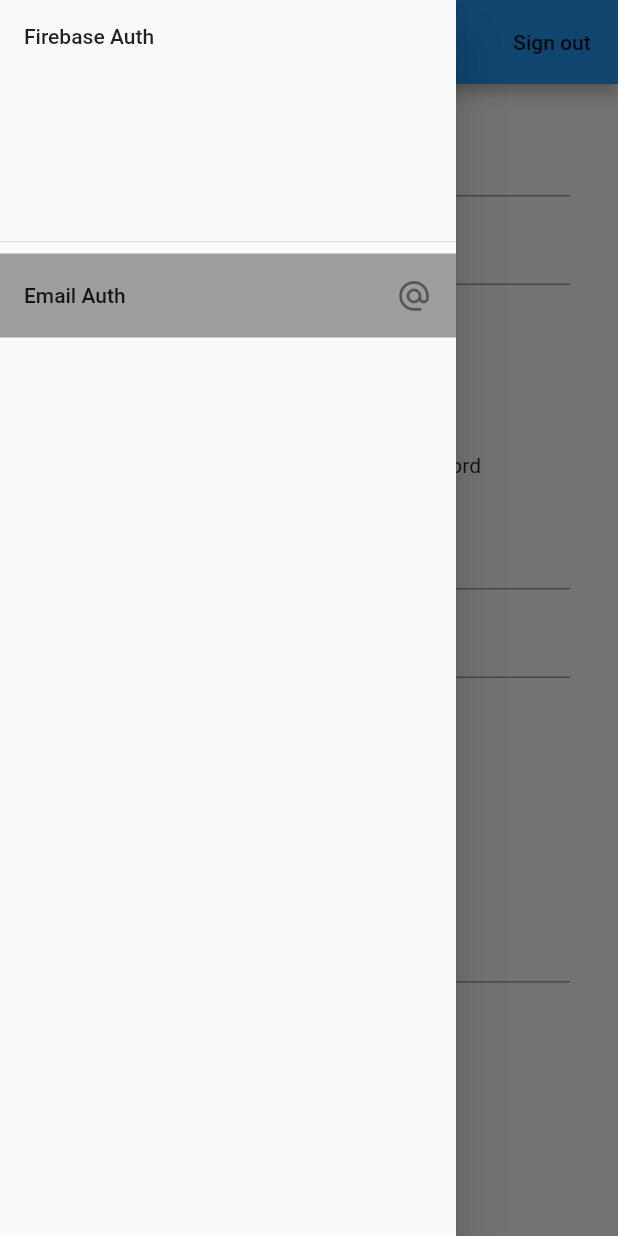
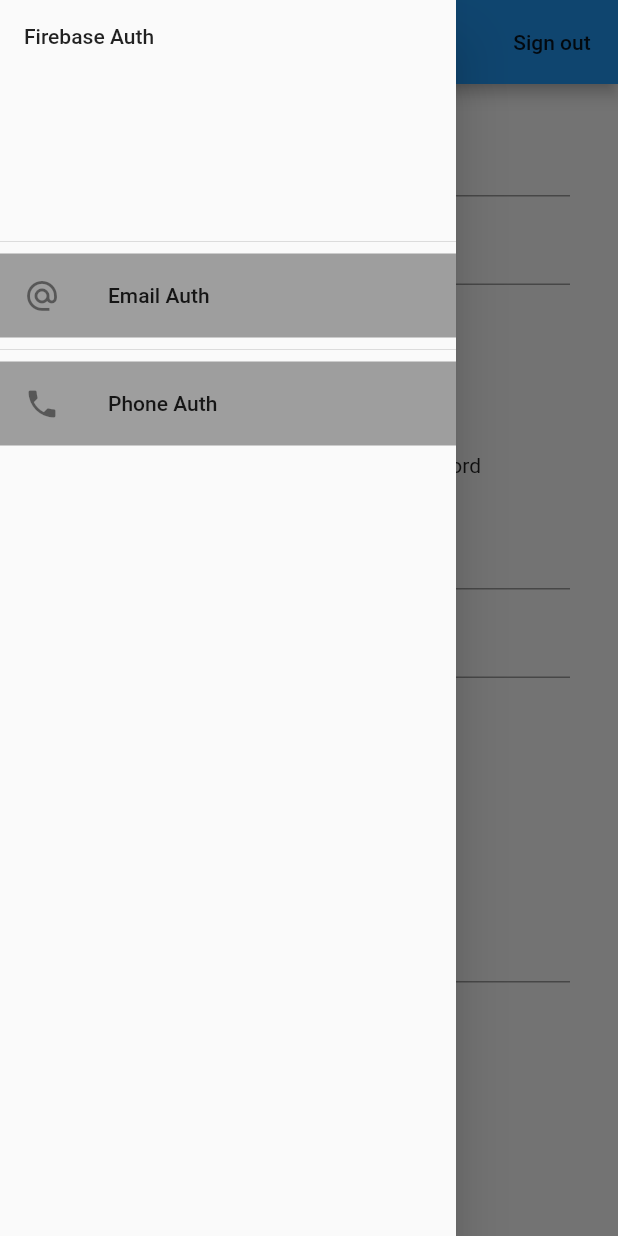
Before and after one commit to Lone-Wolf17/flutter_firebase_auth, a Flutter app: the screen it shows after launch, with the side drawer open, on a phone screen of 412 x 824 dp. Run offline on Flutter 3.47's test engine with Material 2 defaults, Android fonts, the phone set to English and light mode, and no system bars; our stand-ins replace email_validator, firebase_auth, firebase_core, firebase_dynamic_links, sms_autofill; accounts and stored records are empty.

Commit message:
** Implemented Phone Auth

```diff
--- a/lib/main.dart
+++ b/lib/main.dart
@@ -2,16 +2,17 @@ import 'package:firebase_core/firebase_core.dart';
 import 'package:flutter/material.dart';
 import 'package:flutter_firebase_auth/screens/email_auth_screen.dart';
 
-void main() {
+Future<void> main() async {
   WidgetsFlutterBinding.ensureInitialized();
+  await Firebase.initializeApp();
   runApp(MyApp());
 }
 
 
 class MyApp extends StatelessWidget {
 
-  // Create the initialization Future outside of `build`:
-  final Future<FirebaseApp> _initialization = Firebase.initializeApp();
+  // // Create the initialization Future outside of `build`:
+  // final Future<FirebaseApp> _initialization = Firebase.initializeApp();
 
   // This widget is the root of your application.
   @override
@@ -24,36 +25,7 @@ class MyApp extends StatelessWidget {
       ),
       home: Builder(
         builder: (BuildContext context) {
-          return FutureBuilder(
-            // Initialize FlutterFire:
-              future: _initialization,
-              builder: (context, snapshot) {
-
-                // Check for errors
-                if (snapshot.hasError) {
-                  return Container(
-                    alignment: Alignment.center,
-                    child: Text('Something went wrong'),
-                  );
-                }
-
-                // Once complete, show your application
-                if (snapshot.connectionState == ConnectionState.done) {
-                  // Navigator.of(context)
-                  //     .pushReplacement(MaterialPageRoute(builder: (_) => EmailAuthScreen()));
-                  return EmailAuthScreen();
-                }
-
-                // Otherwise, show something whilst waiting for initialization to complete
-                return Container(
-                  alignment: Alignment.center,
-                  child: CircularProgressIndicator(),
-                );
-
-
-                return EmailAuthScreen();
-              }
-          );
+          return EmailAuthScreen();
         },
       ),
     );
--- a/lib/utils.dart
+++ b/lib/utils.dart
@@ -1,6 +1,7 @@
 import 'package:firebase_auth/firebase_auth.dart';
 import 'package:flutter/material.dart';
 import 'package:flutter_firebase_auth/screens/email_auth_screen.dart';
+import 'package:flutter_firebase_auth/screens/phone_auth_screen.dart';
 
 
 final FirebaseAuth _auth = FirebaseAuth.instance;
@@ -18,7 +19,7 @@ buildDrawer(BuildContext context) {
               title: Text(
                 "Email Auth",
               ),
-              trailing: Icon(
+            leading: Icon(
                 Icons.alternate_email_outlined),
             onTap: () {
               Navigator.of(context)
@@ -26,6 +27,21 @@ buildDrawer(BuildContext context) {
             },
           ),
         ),
+        Divider(),
+        Container(
+          color: Colors.grey,
+          child: ListTile(
+            title: Text(
+              "Phone Auth",
+            ),
+            leading: Icon(
+                Icons.phone),
+            onTap: () {
+              Navigator.of(context)
+                  .pushReplacement(MaterialPageRoute(builder: (_) => PhoneAuthScreen()));
+            },
+          ),
+        ),
       ],
     ),
   );
--- a/pubspec.yaml
+++ b/pubspec.yaml
@@ -33,6 +33,7 @@ dependencies:
   firebase_dynamic_links: ^0.7.0+1
   email_validator: ^1.0.6
   firebase_analytics: ^7.0.1
+  sms_autofill: ^1.2.7
 
 dev_dependencies:
   flutter_test:
```
Also changed, not shown: lib/screens/phone_auth_screen.dart (added, +146 -0 lines), pubspec.lock, 1 other file.
